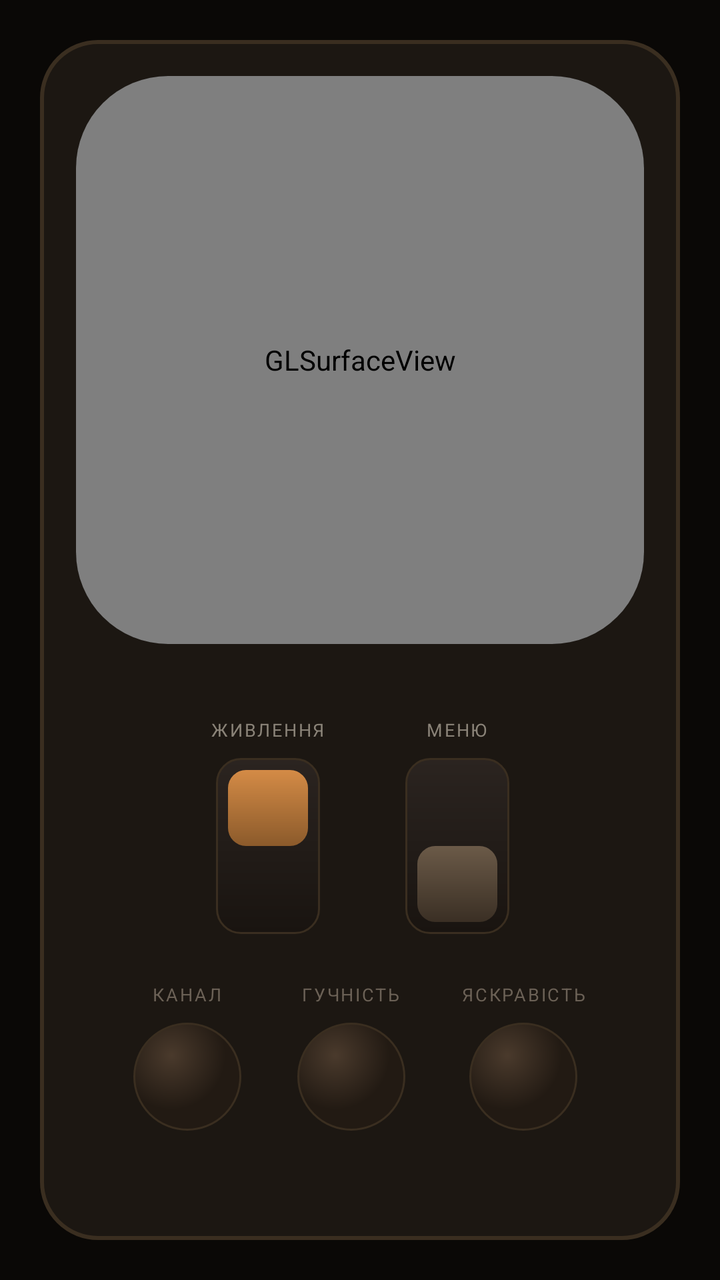
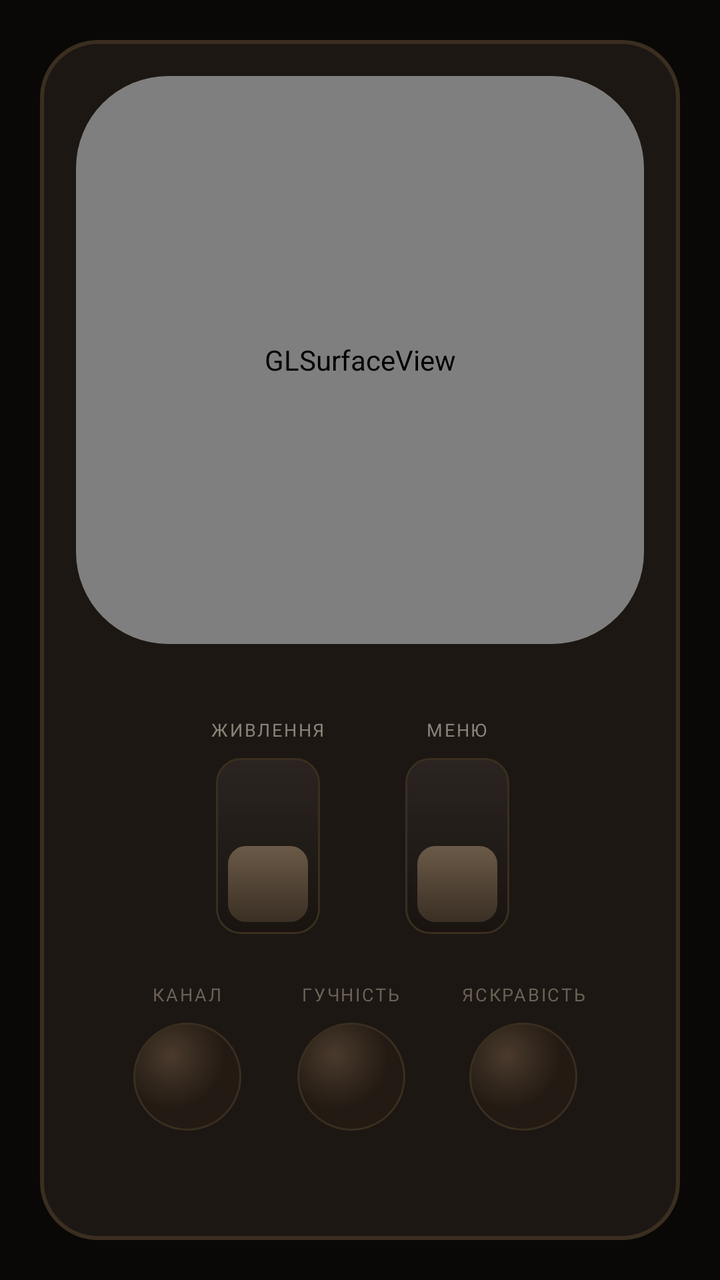

Screens rendered from an Android XML layout before and after an edit, with the pre-edit source and the edit as a unified diff.
<!-- AndroidManifest.xml: application theme Theme.CrtTvWallpaper -->
<!-- res/layout/activity_main.xml -->
<?xml version="1.0" encoding="utf-8"?>
<androidx.constraintlayout.widget.ConstraintLayout xmlns:android="http://schemas.android.com/apk/res/android"
    xmlns:app="http://schemas.android.com/apk/res-auto"
    android:layout_width="match_parent"
    android:layout_height="match_parent"
    android:background="#0A0806"
    android:padding="20dp">

    
    <androidx.constraintlayout.widget.ConstraintLayout
        android:id="@+id/tvChassis"
        android:layout_width="0dp"
        android:layout_height="0dp"
        android:background="@drawable/tv_chassis_bg"
        android:padding="18dp"
        app:layout_constraintTop_toTopOf="parent"
        app:layout_constraintBottom_toBottomOf="parent"
        app:layout_constraintStart_toStartOf="parent"
        app:layout_constraintEnd_toEndOf="parent">

        
        <FrameLayout
            android:id="@+id/screenFrame"
            android:layout_width="0dp"
            android:layout_height="0dp"
            android:background="@drawable/tv_screen_frame_bg"
            android:clipToOutline="true"
            app:layout_constraintTop_toTopOf="parent"
            app:layout_constraintStart_toStartOf="parent"
            app:layout_constraintEnd_toEndOf="parent"
            app:layout_constraintDimensionRatio="1:1">

            <android.opengl.GLSurfaceView
                android:id="@+id/glSurfacePreview"
                android:layout_width="match_parent"
                android:layout_height="match_parent" />

            
            <ScrollView
                android:id="@+id/menuOverlay"
                android:layout_width="match_parent"
                android:layout_height="match_parent"
                android:background="#EE0A0806"
                android:visibility="gone">

                <LinearLayout
                    android:layout_width="match_parent"
                    android:layout_height="wrap_content"
                    android:orientation="vertical"
                    android:padding="20dp">

                    <TextView
                        android:layout_width="wrap_content"
                        android:layout_height="wrap_content"
                        android:text="⚙ МЕНЮ НАЛАШТУВАНЬ"
                        android:textColor="#DAA520"
                        android:textStyle="bold"
                        android:textSize="15sp"
                        android:layout_marginBottom="18dp" />

                    <TextView
                        android:layout_width="wrap_content"
                        android:layout_height="wrap_content"
                        android:text="Рівень шуму та перешкод:"
                        android:textColor="#E0C097"
                        android:textSize="12sp" />

                    <SeekBar
                        android:id="@+id/seekNoise"
                        android:layout_width="match_parent"
                        android:layout_height="wrap_content"
                        android:max="50"
                        android:progress="18"
                        android:layout_marginTop="2dp"
                        android:layout_marginBottom="14dp" />

                    <TextView
                        android:layout_width="wrap_content"
                        android:layout_height="wrap_content"
                        android:text="Опуклість лінзи кінескопа:"
                        android:textColor="#E0C097"
                        android:textSize="12sp" />

                    <SeekBar
                        android:id="@+id/seekCurvature"
                        android:layout_width="match_parent"
                        android:layout_height="wrap_content"
                        android:max="30"
                        android:progress="12"
                        android:layout_marginTop="2dp"
                        android:layout_marginBottom="20dp" />

                    <Button
                        android:id="@+id/btnPickImage"
                        android:layout_width="match_parent"
                        android:layout_height="wrap_content"
                        android:backgroundTint="#3E4A2E"
                        android:text="Обрати фото фону 🖼"
                        android:textColor="#FFFFFF"
                        android:layout_marginBottom="10dp" />

                    <Button
                        android:id="@+id/btnApplyWallpaper"
                        android:layout_width="match_parent"
                        android:layout_height="wrap_content"
                        android:backgroundTint="#B87333"
                        android:text="Перевстановити живі шпалери"
                        android:textColor="#FFFFFF"
                        android:layout_marginBottom="18dp" />

                    <Button
                        android:id="@+id/btnCloseMenu"
                        android:layout_width="match_parent"
                        android:layout_height="wrap_content"
                        android:backgroundTint="#3A3530"
                        android:text="Закрити меню ✕"
                        android:textColor="#E0C097" />

                </LinearLayout>
            </ScrollView>
        </FrameLayout>

        
        <LinearLayout
            android:id="@+id/controlDeck"
            android:layout_width="0dp"
            android:layout_height="0dp"
            android:orientation="vertical"
            android:gravity="center"
            app:layout_constraintTop_toBottomOf="@id/screenFrame"
            app:layout_constraintBottom_toBottomOf="parent"
            app:layout_constraintStart_toStartOf="parent"
            app:layout_constraintEnd_toEndOf="parent">

            
            <LinearLayout
                android:layout_width="wrap_content"
                android:layout_height="wrap_content"
                android:orientation="horizontal"
                android:gravity="center"
                android:layout_marginBottom="24dp">

                <LinearLayout
                    android:layout_width="wrap_content"
                    android:layout_height="wrap_content"
                    android:orientation="vertical"
                    android:gravity="center"
                    android:layout_marginEnd="40dp">

                    <TextView
                        android:layout_width="wrap_content"
                        android:layout_height="wrap_content"
                        android:text="ЖИВЛЕННЯ"
                        android:textColor="#8A8378"
                        android:textSize="9sp"
                        android:letterSpacing="0.1"
                        android:layout_marginBottom="8dp" />

                    <FrameLayout
                        android:id="@+id/switchPowerTrack"
                        android:layout_width="52dp"
                        android:layout_height="88dp"
                        android:background="@drawable/switch_track_bg">

                        <View
                            android:id="@+id/switchPowerLever"
                            android:layout_width="40dp"
                            android:layout_height="38dp"
                            android:layout_marginStart="6dp"
                            android:layout_marginTop="6dp"
                            android:background="@drawable/switch_lever_on_bg" />
                    </FrameLayout>
                </LinearLayout>

                <LinearLayout
                    android:layout_width="wrap_content"
                    android:layout_height="wrap_content"
                    android:orientation="vertical"
                    android:gravity="center">

                    <TextView
                        android:layout_width="wrap_content"
                        android:layout_height="wrap_content"
                        android:text="МЕНЮ"
                        android:textColor="#8A8378"
                        android:textSize="9sp"
                        android:letterSpacing="0.1"
                        android:layout_marginBottom="8dp" />

                    <FrameLayout
                        android:id="@+id/switchMenuTrack"
                        android:layout_width="52dp"
                        android:layout_height="88dp"
                        android:background="@drawable/switch_track_bg">

                        <View
                            android:id="@+id/switchMenuLever"
                            android:layout_width="40dp"
                            android:layout_height="38dp"
                            android:layout_marginStart="6dp"
                            android:layout_marginTop="44dp"
                            android:background="@drawable/switch_lever_off_bg" />
                    </FrameLayout>
                </LinearLayout>
            </LinearLayout>

            
            <LinearLayout
                android:layout_width="wrap_content"
                android:layout_height="wrap_content"
                android:orientation="horizontal"
                android:gravity="center">

                <LinearLayout
                    android:layout_width="wrap_content"
                    android:layout_height="wrap_content"
                    android:orientation="vertical"
                    android:gravity="center"
                    android:layout_marginEnd="28dp">

                    <TextView
                        android:layout_width="wrap_content"
                        android:layout_height="wrap_content"
                        android:text="КАНАЛ"
                        android:textColor="#6B6156"
                        android:textSize="9sp"
                        android:letterSpacing="0.1"
                        android:layout_marginBottom="8dp" />

                    <View
                        android:id="@+id/knobChannel"
                        android:layout_width="54dp"
                        android:layout_height="54dp"
                        android:background="@drawable/knob_bg" />
                </LinearLayout>

                <LinearLayout
                    android:layout_width="wrap_content"
                    android:layout_height="wrap_content"
                    android:orientation="vertical"
                    android:gravity="center"
                    android:layout_marginEnd="28dp">

                    <TextView
                        android:layout_width="wrap_content"
                        android:layout_height="wrap_content"
                        android:text="ГУЧНІСТЬ"
                        android:textColor="#6B6156"
                        android:textSize="9sp"
                        android:letterSpacing="0.1"
                        android:layout_marginBottom="8dp" />

                    <View
                        android:id="@+id/knobVolume"
                        android:layout_width="54dp"
                        android:layout_height="54dp"
                        android:background="@drawable/knob_bg" />
                </LinearLayout>

                <LinearLayout
                    android:layout_width="wrap_content"
                    android:layout_height="wrap_content"
                    android:orientation="vertical"
                    android:gravity="center">

                    <TextView
                        android:layout_width="wrap_content"
                        android:layout_height="wrap_content"
                        android:text="ЯСКРАВІСТЬ"
                        android:textColor="#6B6156"
                        android:textSize="9sp"
                        android:letterSpacing="0.1"
                        android:layout_marginBottom="8dp" />

                    <View
                        android:id="@+id/knobBrightness"
                        android:layout_width="54dp"
                        android:layout_height="54dp"
                        android:background="@drawable/knob_bg" />
                </LinearLayout>
            </LinearLayout>
        </LinearLayout>
    </androidx.constraintlayout.widget.ConstraintLayout>

</androidx.constraintlayout.widget.ConstraintLayout>
<!-- resources referenced by this layout -->
<resources>
  <!-- drawable knob_bg (drawable) -->
  <?xml version="1.0" encoding="utf-8"?>
  <shape xmlns:android="http://schemas.android.com/apk/res/android"
      android:shape="oval">
      <gradient
          android:type="radial"
          android:gradientRadius="27dp"
          android:centerX="0.35"
          android:centerY="0.3"
          android:startColor="#4A3A2C"
          android:endColor="#221A13" />
      <stroke android:width="1dp" android:color="#3A2E20" />
  </shape>
  <!-- drawable switch_lever_off_bg (drawable) -->
  <?xml version="1.0" encoding="utf-8"?>
  <shape xmlns:android="http://schemas.android.com/apk/res/android">
      <gradient
          android:angle="270"
          android:startColor="#6B5A48"
          android:endColor="#3A2F24" />
      <corners android:radius="9dp" />
  </shape>
  <!-- drawable switch_lever_on_bg (drawable) -->
  <?xml version="1.0" encoding="utf-8"?>
  <shape xmlns:android="http://schemas.android.com/apk/res/android">
      <gradient
          android:angle="270"
          android:startColor="#D48B46"
          android:endColor="#8B5A2B" />
      <corners android:radius="9dp" />
  </shape>
  <!-- drawable switch_track_bg (drawable) -->
  <?xml version="1.0" encoding="utf-8"?>
  <shape xmlns:android="http://schemas.android.com/apk/res/android">
      <gradient
          android:angle="270"
          android:startColor="#2B2420"
          android:endColor="#191410" />
      <corners android:radius="12dp" />
      <stroke android:width="1dp" android:color="#3A2E20" />
  </shape>
  <!-- drawable tv_chassis_bg (drawable) -->
  <?xml version="1.0" encoding="utf-8"?>
  <shape xmlns:android="http://schemas.android.com/apk/res/android">
      <solid android:color="#1C1712" />
      <corners android:radius="28dp" />
      <stroke android:width="2dp" android:color="#3A2E20" />
  </shape>
  <!-- drawable tv_screen_frame_bg (drawable) -->
  <?xml version="1.0" encoding="utf-8"?>
  <shape xmlns:android="http://schemas.android.com/apk/res/android">
      <solid android:color="#000000" />
      <corners android:radius="46dp" />
  </shape>
  <style name="Theme.CrtTvWallpaper" parent="Theme.MaterialComponents.DayNight.NoActionBar">
          <item name="colorPrimary">#B87333</item>
          <item name="colorPrimaryVariant">#8B5A2B</item>
          <item name="colorOnPrimary">#FFFFFF</item>
          <item name="android:statusBarColor">#0A0806</item>
          <item name="android:navigationBarColor">#16120F</item>
      </style>
</resources>

<!-- the commit's change to res/layout/activity_main.xml (unified diff, before → after) -->
@@ -167,8 +167,8 @@
                             android:layout_width="40dp"
                             android:layout_height="38dp"
                             android:layout_marginStart="6dp"
-                            android:layout_marginTop="6dp"
-                            android:background="@drawable/switch_lever_on_bg" />
+                            android:layout_marginTop="44dp"
+                            android:background="@drawable/switch_lever_off_bg" />
                     </FrameLayout>
                 </LinearLayout>
 
<!-- resource entries referenced after the edit -->
@@ -20,15 +20,6 @@
           android:angle="270"
           android:startColor="#6B5A48"
           android:endColor="#3A2F24" />
-      <corners android:radius="9dp" />
-  </shape>
-  <!-- drawable switch_lever_on_bg (drawable) -->
-  <?xml version="1.0" encoding="utf-8"?>
-  <shape xmlns:android="http://schemas.android.com/apk/res/android">
-      <gradient
-          android:angle="270"
-          android:startColor="#D48B46"
-          android:endColor="#8B5A2B" />
       <corners android:radius="9dp" />
   </shape>
   <!-- drawable switch_track_bg (drawable) -->
